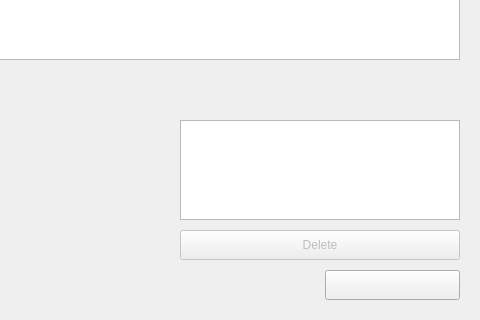
First picture: the form in forms/application.ui, repository Aquaver/signal-generator, before the edit; both pictures show x 800 to 1280 and y 400 to 720 of the 1280 by 720 pixel window.
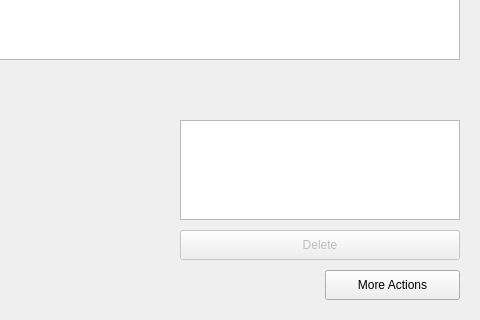
Second picture: the form after the edit.

Commit message: Added text property in more actions menu button widget in application UI file

```diff
--- a/forms/application.ui
+++ b/forms/application.ui
@@ -361,6 +361,10 @@
                 <height>30</height>
               </rect>
             </property>
+            
+            <property name="text">
+              <string>More Actions</string>
+            </property>
           </widget>
         </widget>
       </widget>
```
